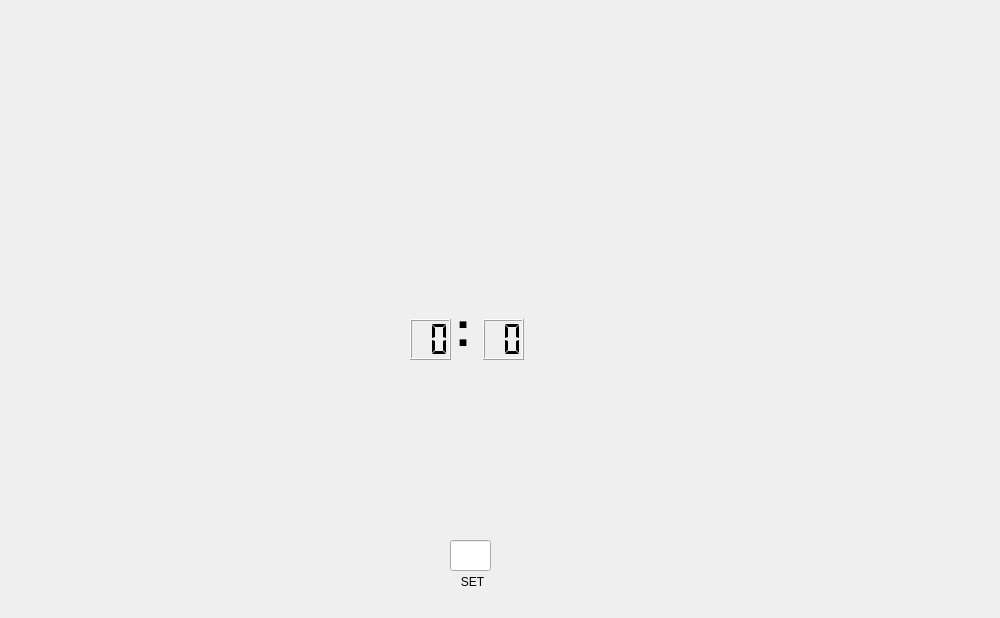
Old version of the form briup/timersimalation.ui in the repository HoraceLee/Tacters.
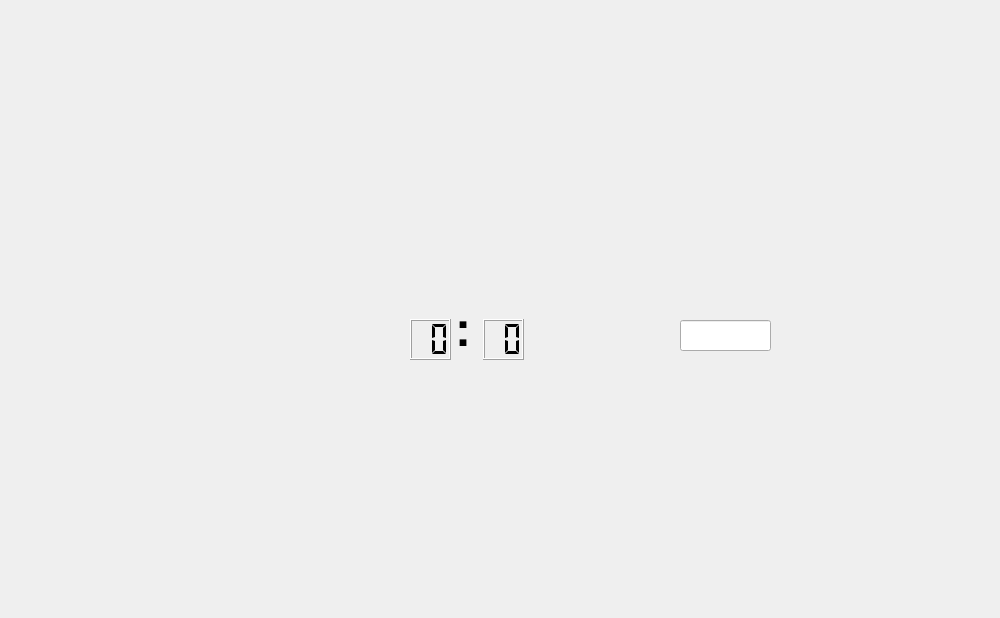
New version of the form. Icons and pictures are not drawn.

```diff
--- a/briup/timersimalation.ui
+++ b/briup/timersimalation.ui
@@ -16,24 +16,49 @@
   <widget class="QLineEdit" name="lineEdit">
    <property name="geometry">
     <rect>
-     <x>450</x>
-     <y>540</y>
-     <width>41</width>
+     <x>680</x>
+     <y>320</y>
+     <width>91</width>
      <height>31</height>
     </rect>
    </property>
+   <property name="font">
+    <font>
+     <family>Aharoni</family>
+     <pointsize>16</pointsize>
+     <weight>75</weight>
+     <bold>true</bold>
+    </font>
+   </property>
   </widget>
   <widget class="QPushButton" name="pushButton">
    <property name="geometry">
     <rect>
-     <x>435</x>
-     <y>570</y>
-     <width>75</width>
-     <height>23</height>
+     <x>680</x>
+     <y>370</y>
+     <width>91</width>
+     <height>31</height>
     </rect>
    </property>
+   <property name="autoFillBackground">
+    <bool>true</bool>
+   </property>
+   <property name="styleSheet">
+    <string notr="true"/>
+   </property>
    <property name="text">
-    <string>SET</string>
+    <string/>
+   </property>
+   <property name="icon">
+    <iconset resource="images.qrc">
+     <normaloff>:/images/press_btn.png</normaloff>
+     <normalon>:/images/press_btn.png</normalon>:/images/press_btn.png</iconset>
+   </property>
+   <property name="iconSize">
+    <size>
+     <width>80</width>
+     <height>50</height>
+    </size>
    </property>
    <property name="flat">
     <bool>true</bool>
```
